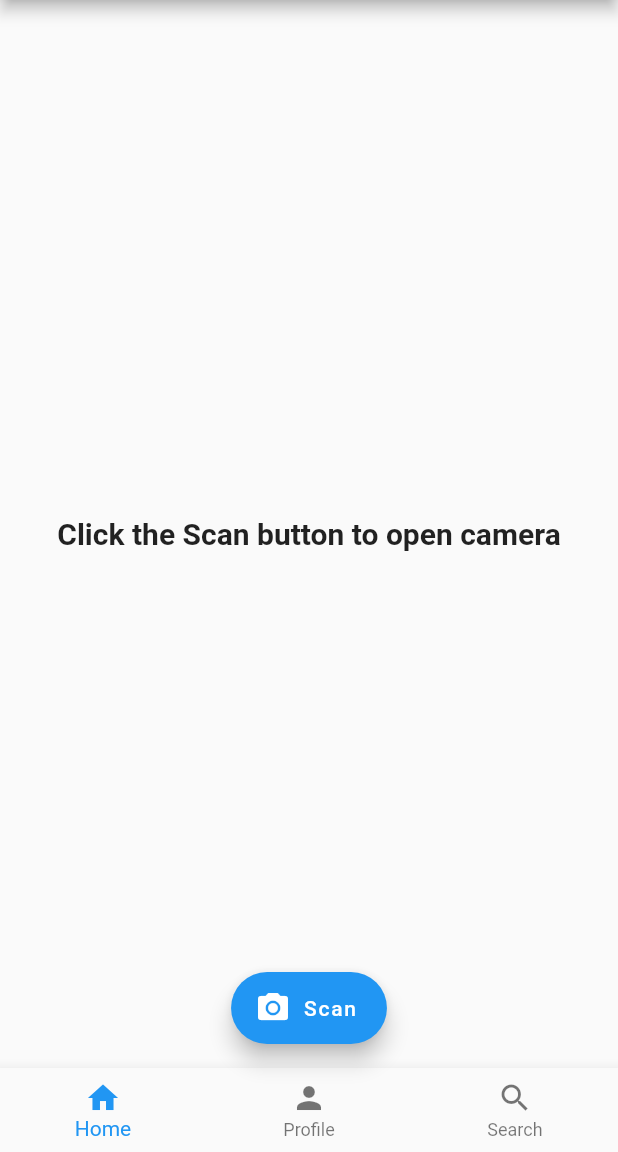
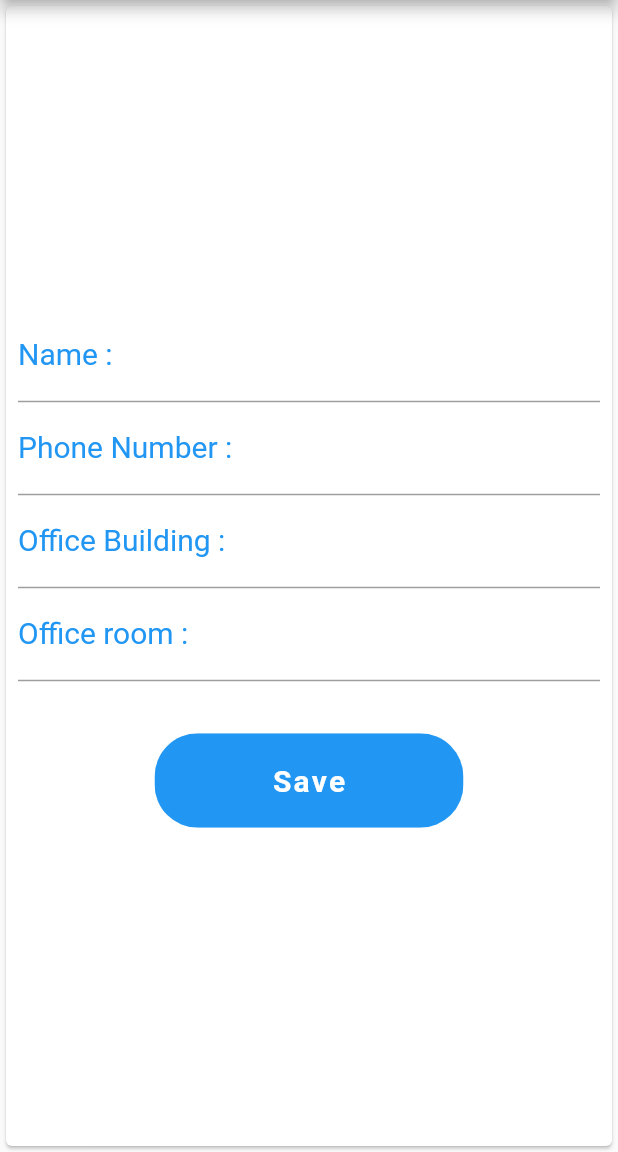
Before and after one commit to YouqinS/ADPProject-NokiaDC, a Flutter app: the HomePage screen opened directly, after a tap on "Scan", on a phone screen of 412 x 824 dp, the part 84-1236 px from its top. Run offline on Flutter 3.47's test engine with Material 2 defaults, Android fonts, the light colour scheme and no system bars; our stand-ins replace image_picker.

Commit message:
create UI page for pi user info

```diff
--- /dev/null
+++ b/RasPiFinder/lib/auth/components/app_bar.dart
@@ -0,0 +1,16 @@
+import 'package:flutter/cupertino.dart';
+import 'package:flutter/material.dart';
+
+var piAppBar = AppBar(
+  title: Text(
+    "RasPiFinder",
+    style: TextStyle(
+        color: Colors.white,
+        letterSpacing: 2,
+        fontWeight: FontWeight.bold,
+        fontSize: 20
+    ),
+  ),
+  backgroundColor: Colors.blue,
+  centerTitle: true,
+);
--- a/RasPiFinder/lib/auth/components/rounded_button.dart
+++ b/RasPiFinder/lib/auth/components/rounded_button.dart
@@ -31,7 +31,7 @@ class RoundedButton extends StatelessWidget {
               color: Colors.white,
               fontWeight: FontWeight.bold,
               letterSpacing: 1.5,
-              fontSize: 16,
+              fontSize: 20,
             ),
           ),
         ),
--- a/RasPiFinder/lib/auth/signup/signup_page.dart
+++ b/RasPiFinder/lib/auth/signup/signup_page.dart
@@ -1,3 +1,4 @@
+import 'package:RasPiFinder/auth/components/app_bar.dart';
 import 'package:RasPiFinder/auth/components/password_input_field.dart';
 import 'package:RasPiFinder/auth/components/rounded_button.dart';
 import 'package:RasPiFinder/auth/components/signup_signin_check.dart';
@@ -12,18 +13,7 @@ class SignupPage extends StatelessWidget {
   Widget build(BuildContext context) {
     Size size = MediaQuery.of(context).size;
     return Scaffold(
-      appBar: AppBar(
-        title: Text(
-          "RasPiFinder",
-          style: TextStyle(
-              color: Colors.white,
-              letterSpacing: 2,
-              fontWeight: FontWeight.bold,
-              fontSize: 20),
-        ),
-        backgroundColor: Colors.blue,
-        centerTitle: true,
-      ),
+      appBar: piAppBar,
       backgroundColor: Colors.white,
       body: Container(
         child: Column(
--- a/RasPiFinder/lib/home/home_page.dart
+++ b/RasPiFinder/lib/home/home_page.dart
@@ -1,7 +1,9 @@
 import 'dart:io';
 
+import 'package:RasPiFinder/auth/components/app_bar.dart';
 import 'package:flutter/material.dart';
 import 'package:image_picker/image_picker.dart';
+import 'package:RasPiFinder/pi_user/pi_user.dart';
 
 class HomePage extends StatefulWidget {
   @override
@@ -27,19 +29,7 @@ class _HomePageState extends State<HomePage> {
   @override
   Widget build(BuildContext context) {
     return Scaffold(
-      appBar: AppBar(
-      title: Text(
-      "RasPiFinder",
-      style: TextStyle(
-          color: Colors.white,
-          letterSpacing: 2,
-          fontWeight: FontWeight.bold,
-          fontSize: 20
-      ),
-    ),
-    backgroundColor: Colors.blue,
-    centerTitle: true,
-    ),
+      appBar: piAppBar,
       body: Center(
         child: _image == null
             ? Text('Click the Scan button to open camera',
@@ -49,7 +39,17 @@ class _HomePageState extends State<HomePage> {
       floatingActionButton: FloatingActionButton.extended(
         icon:Icon(Icons.camera_alt),
         label: Text("Scan"),
-        onPressed: getImage,
+        //onPressed: getImage,
+        onPressed: () {
+          Navigator.push(
+            context,
+            MaterialPageRoute(
+              builder: (context) {
+                return PisUser();
+              },
+            ),
+          );
+        },
       ),
       floatingActionButtonLocation: FloatingActionButtonLocation.centerFloat,
 
--- /dev/null
+++ b/RasPiFinder/lib/pi_user/pi_user.dart
@@ -0,0 +1,106 @@
+import 'package:RasPiFinder/auth/components/app_bar.dart';
+import 'package:RasPiFinder/auth/components/rounded_button.dart';
+import 'package:RasPiFinder/home/home_page.dart';
+import 'package:flutter/cupertino.dart';
+import 'package:flutter/material.dart';
+
+class PisUser extends StatefulWidget {
+  PisUser({Key key, this.title}) : super(key: key);
+  final String title;
+
+  @override
+  PiUserInfo createState() => new PiUserInfo();
+}
+
+class PiUserInfo extends State<PisUser> {
+  final formKey = GlobalKey<FormState>();
+  String name, phone, building, room;
+
+  @override
+  Widget build(BuildContext context) {
+    Size size = MediaQuery.of(context).size;
+    var textStyle = TextStyle(
+                        fontSize: 20.0,
+                        fontWeight: FontWeight.w400,
+                        color: Colors.blue
+                      );
+    return new Scaffold(
+        appBar: piAppBar,
+        body: Card(
+          child: Padding(
+            padding: EdgeInsets.all(8.0),
+            child: Form(
+              key: formKey,
+              child: Column(
+                mainAxisAlignment: MainAxisAlignment.center,
+                crossAxisAlignment: CrossAxisAlignment.center,
+                children: <Widget>[
+                  TextFormField(
+                    decoration: InputDecoration(
+                      labelText: 'Name :',
+                      labelStyle: textStyle,
+                    ),
+                    onSaved: (input) => name = input,
+                  ),
+                  TextFormField(
+                    decoration: InputDecoration(
+                      labelText: 'Phone Number :',
+                      labelStyle: textStyle,
+                    ),
+                    onSaved: (input) => phone = input,
+                  ),
+                  TextFormField(
+                    decoration: InputDecoration(
+                        labelText: 'Office Building :',
+                        labelStyle: textStyle,
+                    ),
+                    onSaved: (input) => building = input,
+                  ),
+                  TextFormField(
+                    decoration: InputDecoration(
+                        labelText: 'Office room :',
+                        labelStyle: textStyle,
+                    ),
+                    onSaved: (input) => room = input,
+                  ),
+                  SizedBox(height: size.height * 0.03),
+                  Container(
+                    width: size.width * 0.5,
+                    child: RoundedButton(
+                        text: 'Save',
+                        press: () {
+                          submit();
+                          navigateToHome(context);
+                        },
+                      )
+                  )
+                ],
+              ),
+            ),
+          ),
+        ));
+  }
+
+  void submit(){
+    if(formKey.currentState.validate()){
+      formKey.currentState.save();
+      //TODO get current GPS data and store to DB
+      //TODO connect to DB to store user input
+      print(name);
+      print(phone);
+      print(room);
+      print(building);
+    }
+  }
+
+  void navigateToHome(BuildContext context) {
+    Navigator.push(
+      context,
+      MaterialPageRoute(
+        builder: (context) {
+          return HomePage();
+        },
+      ),
+    );
+  }
+}
```
